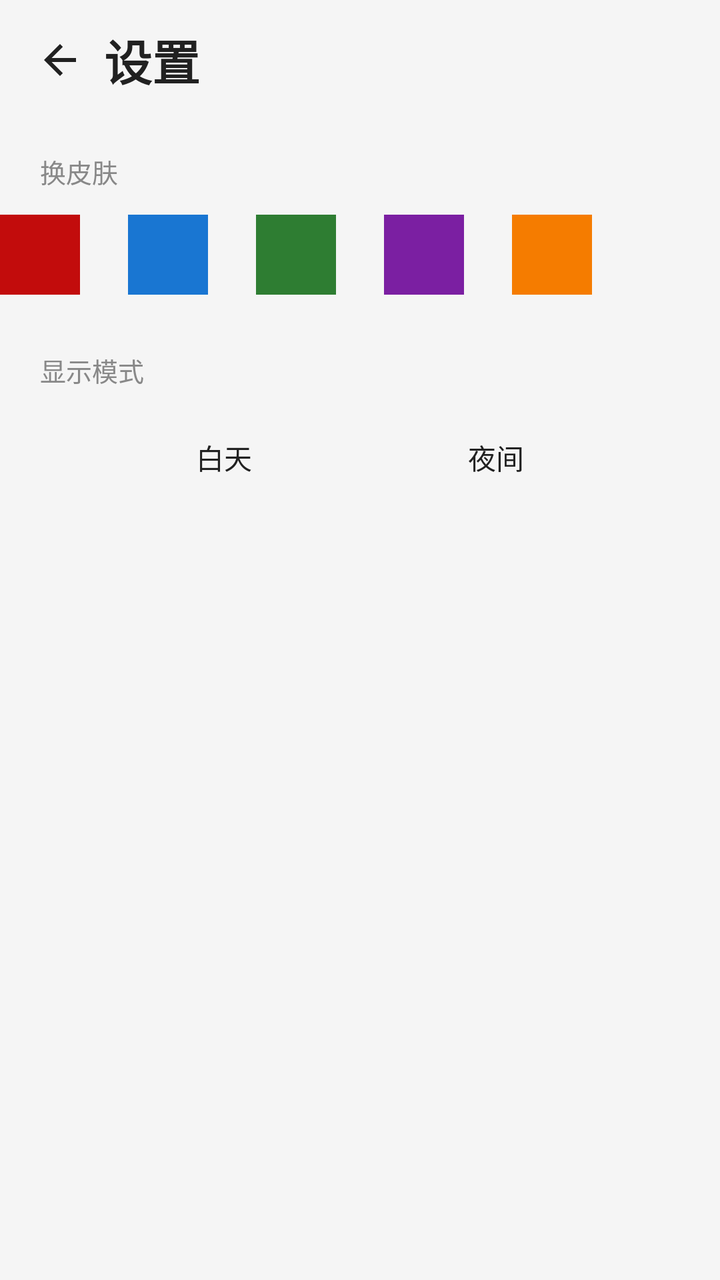
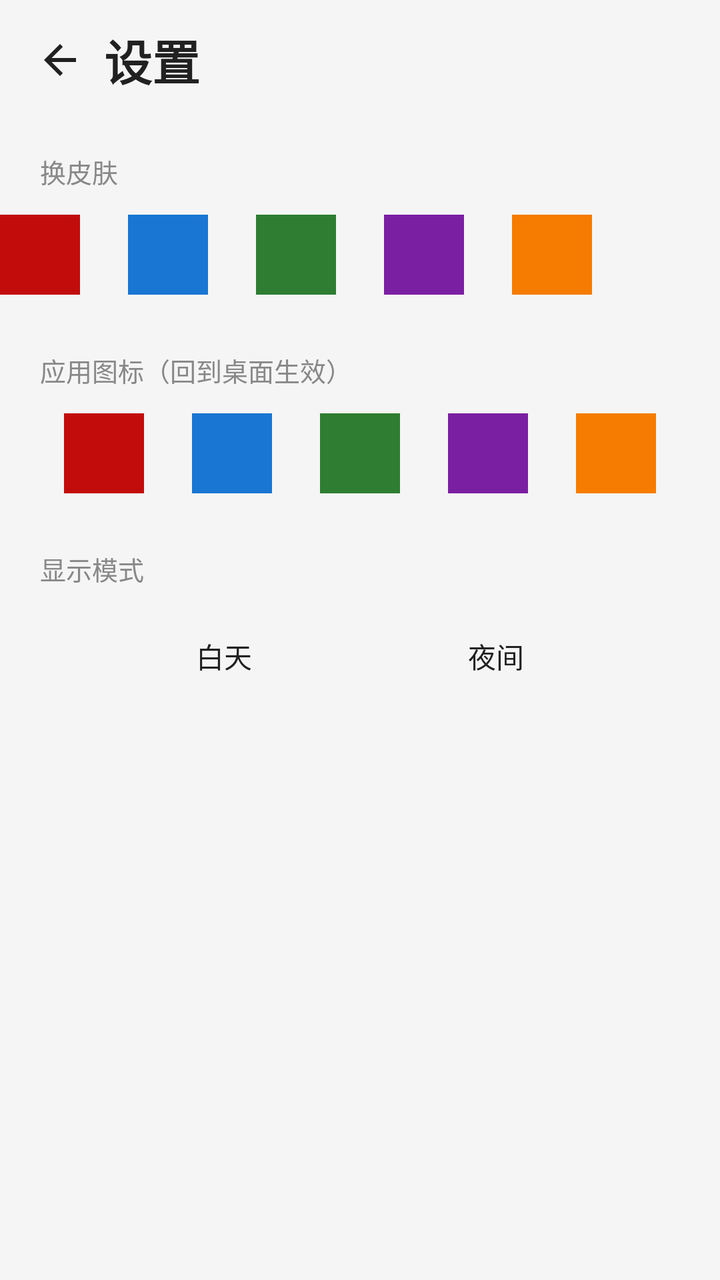

Before-and-after screenshots of an Android layout around one commit, followed by the original layout XML and the change that was made.
<!-- AndroidManifest.xml: application theme Theme.RedMusic -->
<!-- res/layout/fragment_settings.xml -->
<?xml version="1.0" encoding="utf-8"?>
<LinearLayout xmlns:android="http://schemas.android.com/apk/res/android"
    android:layout_width="match_parent"
    android:layout_height="match_parent"
    android:orientation="vertical">

    <LinearLayout
        android:layout_width="match_parent"
        android:layout_height="wrap_content"
        android:gravity="center_vertical"
        android:orientation="horizontal"
        android:paddingStart="8dp"
        android:paddingTop="8dp"
        android:paddingEnd="16dp">

        <ImageButton
            android:id="@+id/settings_back"
            android:layout_width="44dp"
            android:layout_height="44dp"
            android:background="@android:color/transparent"
            android:contentDescription="返回"
            android:src="@drawable/ic_arrow_back" />

        <TextView
            android:layout_width="wrap_content"
            android:layout_height="wrap_content"
            android:text="设置"
            android:textColor="@color/text_primary"
            android:textSize="24sp"
            android:textStyle="bold" />
    </LinearLayout>

    
    <TextView
        android:layout_width="wrap_content"
        android:layout_height="wrap_content"
        android:layout_marginStart="20dp"
        android:layout_marginTop="24dp"
        android:text="换皮肤"
        android:textColor="@color/text_secondary"
        android:textSize="13sp" />

    <LinearLayout
        android:id="@+id/skin_row"
        android:layout_width="match_parent"
        android:layout_height="wrap_content"
        android:layout_marginTop="12dp"
        android:gravity="center"
        android:orientation="horizontal">

        <View android:id="@+id/skin_0" android:layout_width="40dp" android:layout_height="40dp"
            android:layout_marginHorizontal="12dp" android:background="#C20C0C" />
        <View android:id="@+id/skin_1" android:layout_width="40dp" android:layout_height="40dp"
            android:layout_marginHorizontal="12dp" android:background="#1976D2" />
        <View android:id="@+id/skin_2" android:layout_width="40dp" android:layout_height="40dp"
            android:layout_marginHorizontal="12dp" android:background="#2E7D32" />
        <View android:id="@+id/skin_3" android:layout_width="40dp" android:layout_height="40dp"
            android:layout_marginHorizontal="12dp" android:background="#7B1FA2" />
        <View android:id="@+id/skin_4" android:layout_width="40dp" android:layout_height="40dp"
            android:layout_marginHorizontal="12dp" android:background="#F57C00" />
        <View android:id="@+id/skin_5" android:layout_width="40dp" android:layout_height="40dp"
            android:layout_marginHorizontal="12dp" android:background="@android:color/transparent" />
    </LinearLayout>

    
    <TextView
        android:layout_width="wrap_content"
        android:layout_height="wrap_content"
        android:layout_marginStart="20dp"
        android:layout_marginTop="28dp"
        android:text="显示模式"
        android:textColor="@color/text_secondary"
        android:textSize="13sp" />

    <LinearLayout
        android:layout_width="match_parent"
        android:layout_height="wrap_content"
        android:layout_marginTop="12dp"
        android:gravity="center"
        android:orientation="horizontal">

        <TextView
            android:id="@+id/mode_day"
            android:layout_width="120dp"
            android:layout_height="44dp"
            android:layout_marginHorizontal="8dp"
            android:gravity="center"
            android:text="白天"
            android:textColor="@color/text_primary"
            android:textSize="14sp" />

        <TextView
            android:id="@+id/mode_night"
            android:layout_width="120dp"
            android:layout_height="44dp"
            android:layout_marginHorizontal="8dp"
            android:gravity="center"
            android:text="夜间"
            android:textColor="@color/text_primary"
            android:textSize="14sp" />
    </LinearLayout>

</LinearLayout>
<!-- resources referenced by this layout -->
<resources>
  <color name="text_primary">#212121</color>
  <color name="text_secondary">#888888</color>
  <!-- drawable ic_arrow_back (drawable) -->
  <?xml version="1.0" encoding="utf-8"?>
  <vector xmlns:android="http://schemas.android.com/apk/res/android"
      android:width="24dp" android:height="24dp"
      android:viewportWidth="24" android:viewportHeight="24">
      <path android:fillColor="@color/text_primary" android:pathData="M20,11H7.83l5.59,-5.59L12,4l-8,8l8,8l1.41,-1.41L7.83,13H20v-2z" />
  </vector>
  <style name="Theme.RedMusic" parent="Theme.AppCompat.DayNight.NoActionBar">
          <item name="colorPrimary">@color/red</item>
          <item name="colorPrimaryDark">#8A0808</item>
          <item name="colorAccent">@color/red_light</item>
          <item name="android:windowBackground">@color/bg</item>
          <item name="android:statusBarColor">@color/bg</item>
          <item name="android:navigationBarColor">@color/bg</item>
          <item name="android:textColorPrimary">@color/text_primary</item>
      </style>
  <color name="red">#C20C0C</color>
  <color name="red_light">#FF6B6B</color>
  <color name="bg">#F5F5F5</color>
</resources>

<!-- the commit's change to res/layout/fragment_settings.xml (unified diff, before → after) -->
@@ -68,6 +68,36 @@
         android:layout_height="wrap_content"
         android:layout_marginStart="20dp"
         android:layout_marginTop="28dp"
+        android:text="应用图标（回到桌面生效）"
+        android:textColor="@color/text_secondary"
+        android:textSize="13sp" />
+
+    <LinearLayout
+        android:id="@+id/icon_row"
+        android:layout_width="match_parent"
+        android:layout_height="wrap_content"
+        android:layout_marginTop="12dp"
+        android:gravity="center"
+        android:orientation="horizontal">
+
+        <View android:id="@+id/icon_0" android:layout_width="40dp" android:layout_height="40dp"
+            android:layout_marginHorizontal="12dp" android:background="#C20C0C" />
+        <View android:id="@+id/icon_1" android:layout_width="40dp" android:layout_height="40dp"
+            android:layout_marginHorizontal="12dp" android:background="#1976D2" />
+        <View android:id="@+id/icon_2" android:layout_width="40dp" android:layout_height="40dp"
+            android:layout_marginHorizontal="12dp" android:background="#2E7D32" />
+        <View android:id="@+id/icon_3" android:layout_width="40dp" android:layout_height="40dp"
+            android:layout_marginHorizontal="12dp" android:background="#7B1FA2" />
+        <View android:id="@+id/icon_4" android:layout_width="40dp" android:layout_height="40dp"
+            android:layout_marginHorizontal="12dp" android:background="#F57C00" />
+    </LinearLayout>
+
+    
+    <TextView
+        android:layout_width="wrap_content"
+        android:layout_height="wrap_content"
+        android:layout_marginStart="20dp"
+        android:layout_marginTop="28dp"
         android:text="显示模式"
         android:textColor="@color/text_secondary"
         android:textSize="13sp" />
